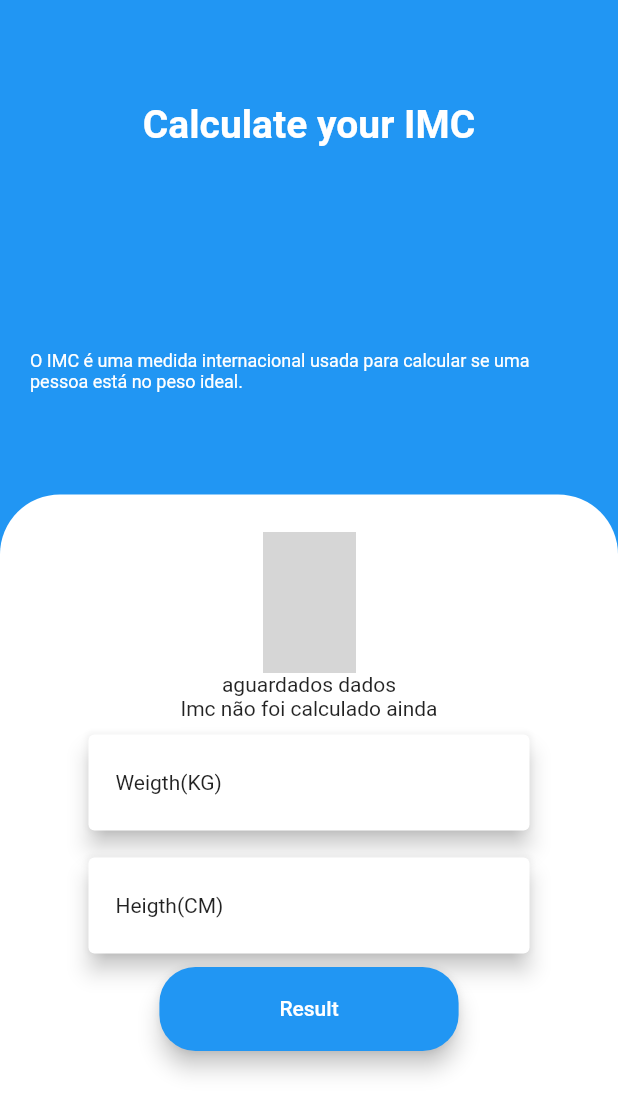
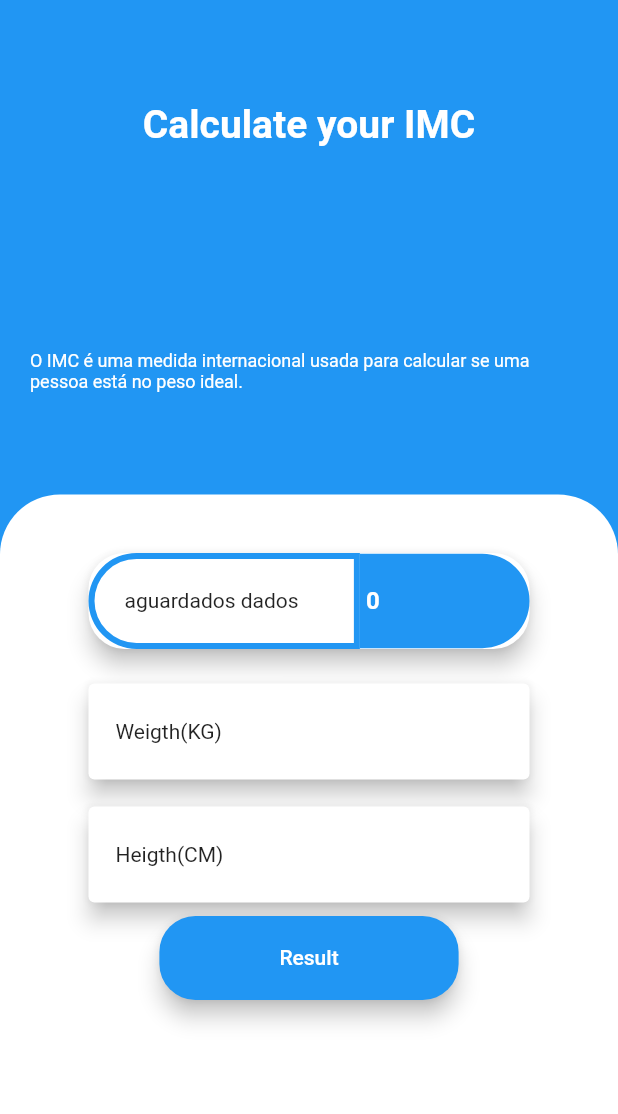
Before and after one commit to OuroborosD/IMC_MVC, a Flutter app: the screen it shows after launch, after a tap on "Result", on a phone screen of 412 x 824 dp. Shown: the top 1114 px of the screen. Run offline on Flutter 3.47's test engine with Material 2 defaults, Android fonts, the phone set to English and light mode, and no system bars; grey boxes are pictures that could not be loaded.

Commit message:
feito todo o projeto

```diff
--- a/lib/app/models/imc.dart
+++ b/lib/app/models/imc.dart
@@ -1,33 +1,37 @@
+class Imc {
+  int? _height;
+  double? _weight;
 
-class Imc{
-   int _height;
-   double _weight;
+  int get height {
+    return _height != null ? _height! : 5;
+  }
 
-   int get height{
-      return _height;
-   }
+  double get weight {
+    return _weight != null ? _weight! : 5;
+  }
 
-   double get weigth{
-      return _weight;
-   }
-
-  set height(int height){
-    if(height > 0 && height <= 250){
-        _height = height;
-    }
-  }
-  set weight(double weight){
-    if(weight > 0 && weight <= 400){
-      _weight = weight;
+  void set height(int height) {
+    if (height > 0 && height <= 250) {
+      _height = height;
+    } else {
+      _height = 0;
     }
   }
 
-  Imc(this._height,  this._weight);
+  void set weight(double weight) {
+    if (weight > 0 && weight <= 400) {
+      _weight = weight;
+    } else {
+      _weight = 0;
+    }
 
-  double imc_calc(){
-    double height_Meters = this._height/100;
-    double imc = this._weight/(height_Meters*height_Meters);
+  }
+
+  Imc(); // não coloca o this no construtor
+
+  double imc_calc() {
+    double height_Meters = _height! / 100;
+    double imc = _weight! / (height_Meters * height_Meters);
     return imc;
   }
-
 }
--- a/lib/app/views/imc_page.dart
+++ b/lib/app/views/imc_page.dart
@@ -20,22 +20,50 @@ class _Imc_PageState extends State<Imc_Page> {
 
   double? imc;
   String status = 'aguardados dados';
-  String? Img_path;
+  int Img_path = 0;
+
+  List<Color> lista_cores =[
+    Colors.blue,
+    Colors.yellow,
+    Colors.blue,
+    Colors.green,
+    Colors.red,
+  ];
+
+  Imc person = Imc();
 
   bool get empty => Img_path == null;
   bool get empty_imc => imc == null;
-
+  bool get empty_heigth => person.weight == 0;
   void send_input() {
-
-    Imc person =  Imc(int.parse(input_heigth.text),double.parse(input_weigth.text));
-    Controller_Imc p1 = Controller_Imc();
+    person.height = int.parse(input_heigth.text);
+    person.weight = double.parse(input_weigth.text);
+    if (person.height != 0 && person.weight != 0) {
       input_heigth.clear();
       input_weigth.clear();
+      Controller_Imc p1 = Controller_Imc();
       setState(() {
+        print('h:${person.height}   ---  w:${person.weight}');
         imc = person.imc_calc();
         Img_path = p1.img(imc!);
         status = p1.status(imc!);
       });
+    } else {
+      showDialog(
+          context: context,
+          builder: (context) => AlertDialog(
+                title: Text(empty_heigth
+                    ? 'Weigth invalid! put a number beetwen 5 and 400 KG'
+                    : 'Heigth invalid! put a number beetwen 20 and 250 CM'),
+                actions: [
+                  TextButton(
+                      onPressed: () {
+                        Navigator.of(context).pop();
+                      },
+                      child: Text('voltar'))
+                ],
+              ));
+    }
   }
 
   @override
@@ -86,10 +114,72 @@ class _Imc_PageState extends State<Imc_Page> {
                   child: Column(
                       mainAxisAlignment: MainAxisAlignment.spaceEvenly,
                       children: [
-                        Image.asset( empty ? 'assets/images/normal.png' : Img_path!,
-                            height: 94, width: 62, fit: BoxFit.scaleDown),
-                        Text(status),
-                        Text(empty_imc ? 'Imc não foi calculado ainda' : 'imc: $imc'),
+                        // Image.asset(
+                        //     empty ? 'assets/images/normal.png' : Img_path!,
+                        //     height: 94,
+                        //     width: 62,
+                        //     fit: BoxFit.scaleDown),
+                        Padding(
+                          padding: const EdgeInsets.symmetric(vertical: 10),
+                          child: Card(
+                            elevation: 6,
+                            shape: RoundedRectangleBorder(
+                                    borderRadius: BorderRadius.circular(24)),
+                            child: Row(
+
+                              children: [
+                                Flexible(
+                                  flex:8,
+                                  fit: FlexFit.tight,
+                                  child: Container(
+                                      padding: EdgeInsets.fromLTRB(20,20,0,20),
+                                      decoration: BoxDecoration(
+                                          borderRadius: BorderRadius.only(
+                                              // para fazer o topo do conteiner ficar coma borda redonda
+                                              topLeft: Radius.circular(40.0),
+                                              bottomLeft: Radius.circular(40.0),
+                                            ),
+                                          border: Border.all(
+                                              color: lista_cores[Img_path] as Color, width: 4)),
+
+                                      child: Text(
+                                        status,
+                                        overflow: TextOverflow.fade,
+                                      )),
+                                ),
+                                Flexible(
+                                  flex:5,
+                                  fit: FlexFit.tight,
+                                  child: Container(
+
+                                    padding: EdgeInsets.symmetric(
+                                        vertical: 18),
+                                    decoration: BoxDecoration(
+                                       color: lista_cores[Img_path] as Color,
+                                       borderRadius: BorderRadius.only(
+                                              // para fazer o topo do conteiner ficar coma borda redonda
+                                              topRight: Radius.circular(40.0),
+                                              bottomRight: Radius.circular(40.0),
+                                            ),
+                                        border: Border.all(
+                                            color: lista_cores[Img_path] as Color, width: 4)),
+                                    child: Text(
+                                        empty_imc
+                                            ? '0'
+                                            : 'Imc: ${imc!.toStringAsFixed(2)}',
+                                        style: TextStyle(
+                                          //background: Colors.blue,
+                                          color: Colors.white,
+                                          fontSize: 16,
+                                          fontWeight: FontWeight.bold
+                                        ),
+                                        overflow: TextOverflow.fade),
+                                  ),
+                                )
+                              ],
+                            ),
+                          ),
+                        ),
                         Container(
                           padding: EdgeInsets.symmetric(vertical: 5),
                           child: Card(
```
Also changed, not shown: lib/app/controllers/imc_calc.dart (+9 -9 lines), 2 other files. Lines whose indentation alone changed are shown as unchanged.
